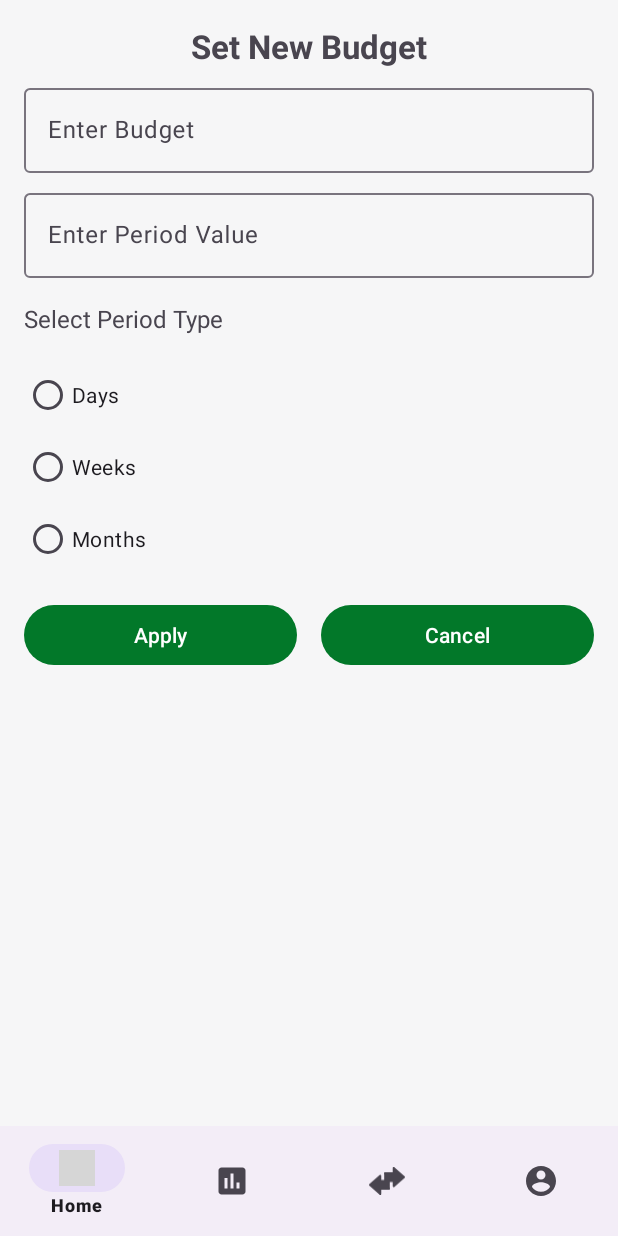
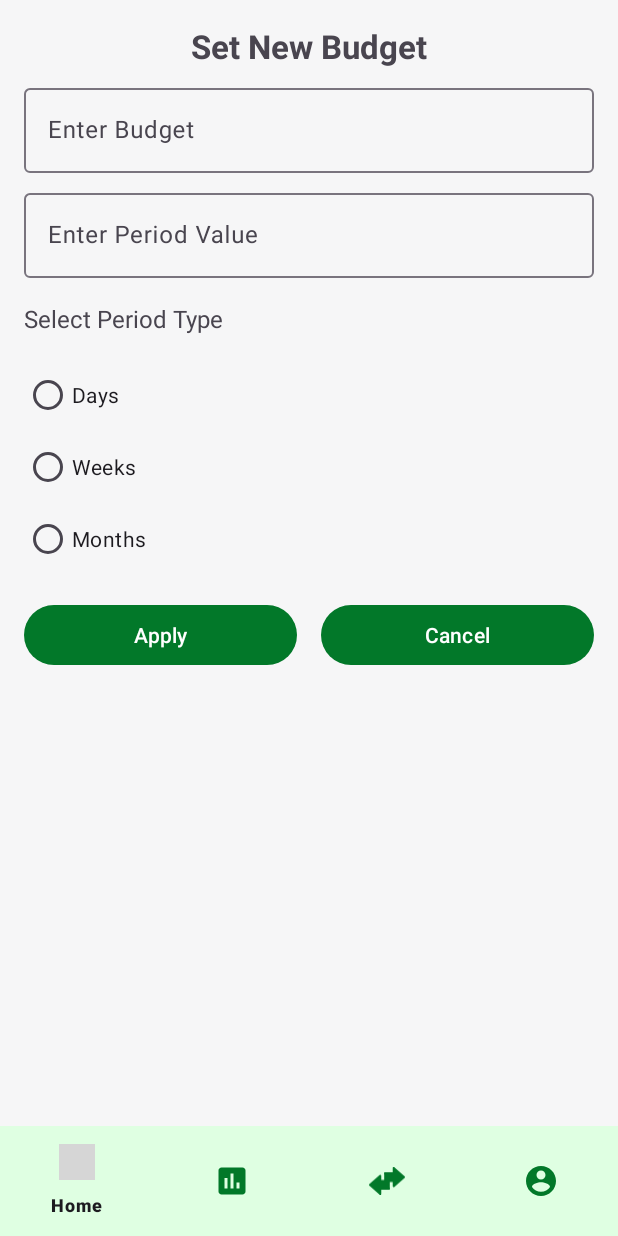
Before and after one commit to christmaaas/family-budget-manager, an Android app: the MainActivity screen opened directly, with no data from a screen before it, after a tap on "Set Budget", on a phone screen of 412 x 824 dp. Run offline under Robolectric (Android 15) with nearby library versions, the phone set to English and light mode, and no system bars; our stand-ins replace data binding; 1 statement that could not run was skipped; grey boxes are pictures that could not be loaded.

Commit message:
bottom menu colors changed

```diff
--- a/app/src/main/res/layout/activity_main.xml
+++ b/app/src/main/res/layout/activity_main.xml
@@ -34,6 +34,9 @@
         app:layout_constraintBottom_toBottomOf="parent"
         app:layout_constraintStart_toStartOf="parent"
         app:layout_constraintEnd_toEndOf="parent"
-        app:menu="@menu/bottom_nav_bar" />
+        app:menu="@menu/bottom_nav_bar"
+        app:itemActiveIndicatorStyle="@color/colorBackground"
+        app:backgroundTint="@color/colorSecondary"
+        app:itemIconTint="@color/colorPrimary"/>
 
 </androidx.constraintlayout.widget.ConstraintLayout>
```
